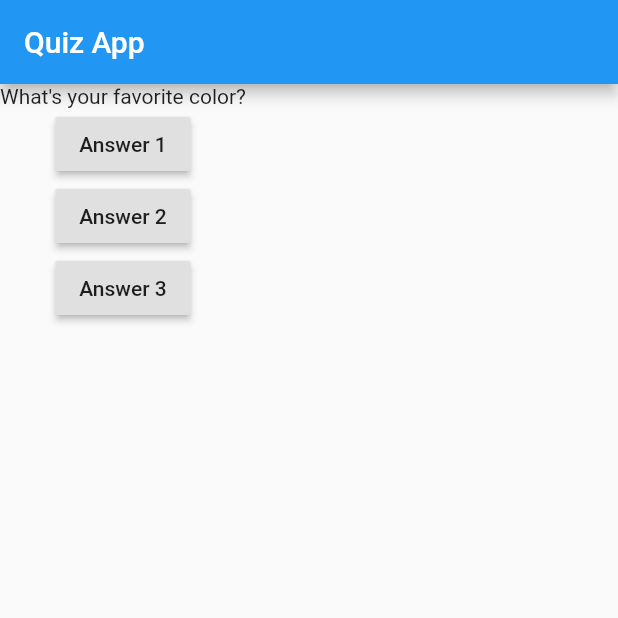
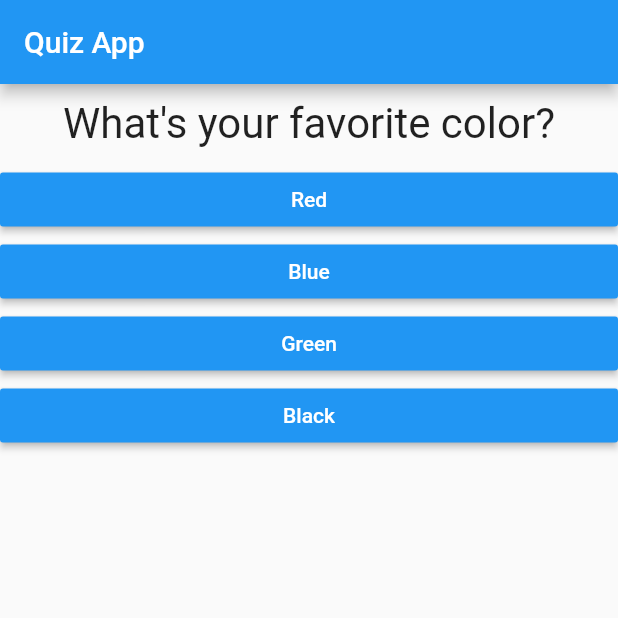
Before and after one commit to aditechdev/First-Flutter-Quiz-App, a Flutter app: the screen it shows after launch, on a phone screen of 412 x 824 dp, the top half of it. Run offline on Flutter 3.47's test engine with Material 2 defaults, Android fonts, the phone set to English and light mode, and no system bars.

Commit message:
:sparkles: Added aswers in the button
used map to manage the array and added in the option button

```diff
--- /dev/null
+++ b/lib/answer.dart
@@ -0,0 +1,22 @@
+import 'package:flutter/material.dart';
+
+class Answer extends StatelessWidget {
+  // const Answer(void Function() answerQuestion, {Key key}) : super(key: key);
+  final Function selectHandler;
+  final String answerText;
+
+  Answer(this.selectHandler, this.answerText);
+
+  @override
+  Widget build(BuildContext context) {
+    return Container(
+      width: double.infinity,
+      child: RaisedButton(
+        color: Colors.blue,
+        textColor: Colors.white,
+        child: Text(answerText),
+        onPressed: selectHandler,
+      ),
+    );
+  }
+}
--- a/lib/main.dart
+++ b/lib/main.dart
@@ -1,4 +1,7 @@
 import 'package:flutter/material.dart';
+import 'package:flutter_complete_guide/answer.dart';
+import 'package:flutter_complete_guide/question.dart';
+
 
 void main() {
   runApp(MyApp());
@@ -25,9 +28,21 @@ class _MyAppState extends State<MyApp> {
   @override
   Widget build(BuildContext context) {
     // TODO: implement build
-    var question = [
-      'What\'s your favorite color?',
-      'What\'s your favorite animal?',
+    var questions = [
+      {
+        'questionText' : 'What\'s your favorite color?',
+        'answer': ['Red', 'Blue', 'Green', 'Black']
+      },
+      {
+        'questionText' : 'What\'s your favorite animal?',
+        'answer': ['Lion', 'Tiger', 'Cat', 'Dog']
+      },
+      {
+        'questionText' : 'What\'s your favorite girlfriend?',
+        'answer': ['Oelena', 'Lelena', 'Melena', 'Nelena']
+      },
+
+
     ];
     return MaterialApp(
       home: Scaffold(
@@ -36,24 +51,16 @@ class _MyAppState extends State<MyApp> {
         ),
         body: Column(
           children: [
-            Text(
-              question[_questionIndex],
+            Question(
+              questions[_questionIndex]['questionText'],
             ),
-            RaisedButton(
-              child: Text("Answer 1"),
-              onPressed: _answerQuestion,
-            ),
-            RaisedButton(
-              child: Text("Answer 2"),
-              onPressed: () => print('Answer 2 Chosen'),
-            ),
-            RaisedButton(
-              child: Text('Answer 3'),
-              onPressed: () {
-                // ... For long Function
-                print('Answer # Chosen');
-              },
-            ),
+            // Answer(_answerQuestion),
+            // Answer(_answerQuestion),
+            // Answer(_answerQuestion),
+            // Answer(_answerQuestion),
+            ...(questions[_questionIndex]['answer'] as List<String>).map((answer){
+              return Answer(_answerQuestion, answer);
+            }).toList()
           ],
         ),
       ),
--- /dev/null
+++ b/lib/question.dart
@@ -0,0 +1,20 @@
+import 'package:flutter/material.dart';
+
+class Question extends StatelessWidget {
+  final String questionText;
+
+  Question(this.questionText); // Question(this.questionText);
+
+  @override
+  Widget build(BuildContext context) {
+    return Container(
+      width: double.infinity,
+      margin: EdgeInsets.all(10),
+      child: Text(
+          questionText,
+          style: TextStyle(fontSize: 28.0),
+          textAlign: TextAlign.center,
+        ),
+    );
+  }
+}
```
